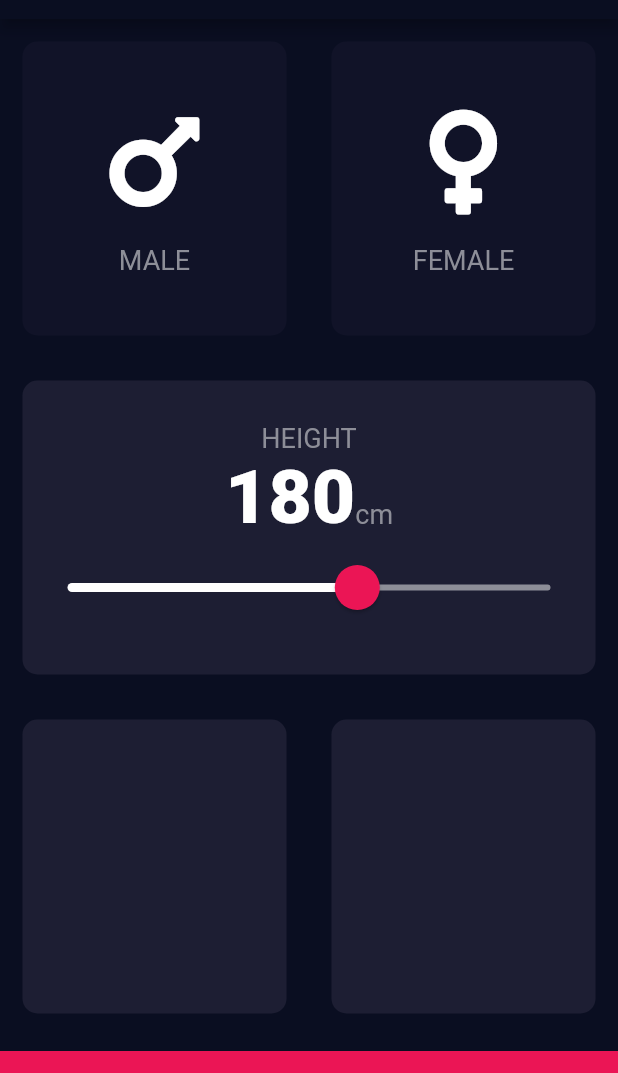
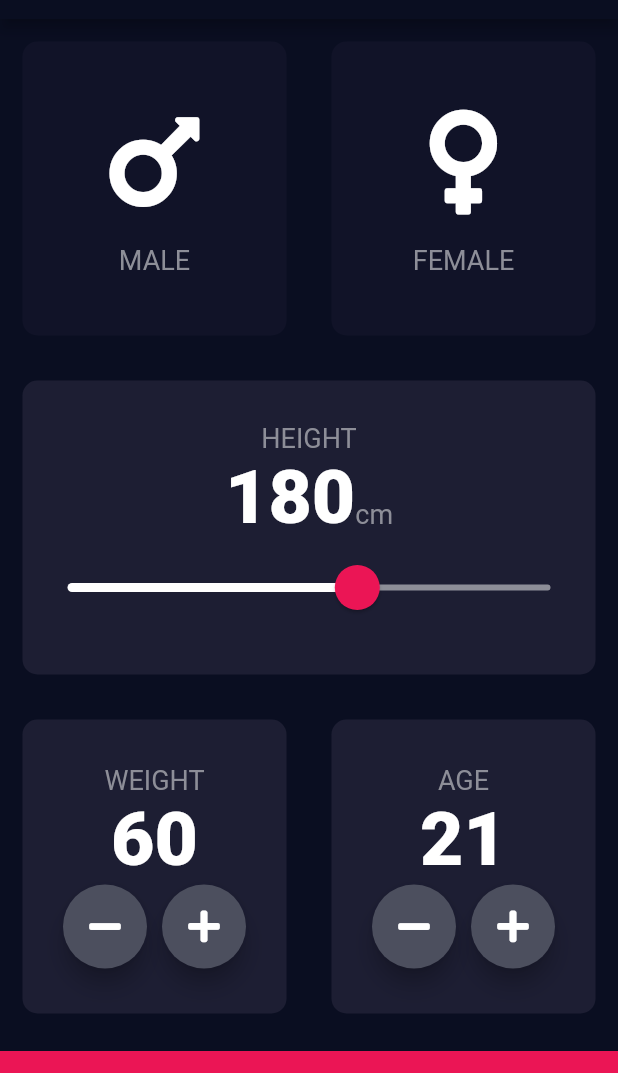
Before and after one commit to c0ff33-b34n/BMI_Calculator_Flutter, a Flutter app: the screen it shows after launch, on a phone screen of 412 x 824 dp, the part 65-1138 px from its top. Run offline on Flutter 3.47's test engine with Material 2 defaults, Android fonts, the phone set to English and light mode, and no system bars; our stand-ins replace font_awesome_flutter.

Commit message:
Add cards for Weight and Age, with custom -/+ buttons

```diff
--- a/lib/input_page.dart
+++ b/lib/input_page.dart
@@ -16,6 +16,8 @@ class _InputPageState extends State<InputPage> {
   Color femaleCardColour = kInactiveCardColour;
   Gender? selectedGender;
   int height = 180;
+  int weight = 60;
+  int age = 21;
 
   @override
   Widget build(BuildContext context) {
@@ -119,10 +121,76 @@ class _InputPageState extends State<InputPage> {
                 child: Row(
               children: <Widget>[
                 Expanded(
-                  child: ReusableCard(colour: kActiveCardColour),
+                  child: ReusableCard(
+                    colour: kActiveCardColour,
+                    cardChild: Column(
+                      mainAxisAlignment: MainAxisAlignment.center,
+                      children: <Widget>[
+                        Text(
+                          'WEIGHT',
+                          style: kLabelTextStyle,
+                        ),
+                        Text(
+                          weight.toString(),
+                          style: kNumberTextStyle,
+                        ),
+                        Row(
+                          mainAxisAlignment: MainAxisAlignment.center,
+                          children: <Widget>[
+                            RoundIconButton(FontAwesomeIcons.minus, () {
+                              setState(() {
+                                weight--;
+                              });
+                            }),
+                            SizedBox(
+                              width: 10.0,
+                            ),
+                            RoundIconButton(FontAwesomeIcons.plus, () {
+                              setState(() {
+                                weight++;
+                              });
+                            }),
+                          ],
+                        )
+                      ],
+                    ),
+                  ),
                 ),
                 Expanded(
-                  child: ReusableCard(colour: kActiveCardColour),
+                  child: ReusableCard(
+                    colour: kActiveCardColour,
+                    cardChild: Column(
+                      mainAxisAlignment: MainAxisAlignment.center,
+                      children: <Widget>[
+                        Text(
+                          'AGE',
+                          style: kLabelTextStyle,
+                        ),
+                        Text(
+                          age.toString(),
+                          style: kNumberTextStyle,
+                        ),
+                        Row(
+                          mainAxisAlignment: MainAxisAlignment.center,
+                          children: <Widget>[
+                            RoundIconButton(FontAwesomeIcons.minus, () {
+                              setState(() {
+                                age--;
+                              });
+                            }),
+                            SizedBox(
+                              width: 10.0,
+                            ),
+                            RoundIconButton(FontAwesomeIcons.plus, () {
+                              setState(() {
+                                age++;
+                              });
+                            }),
+                          ],
+                        )
+                      ],
+                    ),
+                  ),
                 ),
               ],
             )),
@@ -138,3 +206,24 @@ class _InputPageState extends State<InputPage> {
     );
   }
 }
+
+class RoundIconButton extends StatelessWidget {
+  final IconData icon;
+  final VoidCallback onPressed;
+  RoundIconButton(this.icon, this.onPressed);
+
+  @override
+  Widget build(BuildContext context) {
+    return RawMaterialButton(
+      child: Icon(icon),
+      constraints: BoxConstraints.tightFor(
+        width: 56.0,
+        height: 56.0,
+      ),
+      elevation: 6.0,
+      onPressed: onPressed,
+      shape: CircleBorder(),
+      fillColor: Color(0xFF4C4F5E),
+    );
+  }
+}
```
